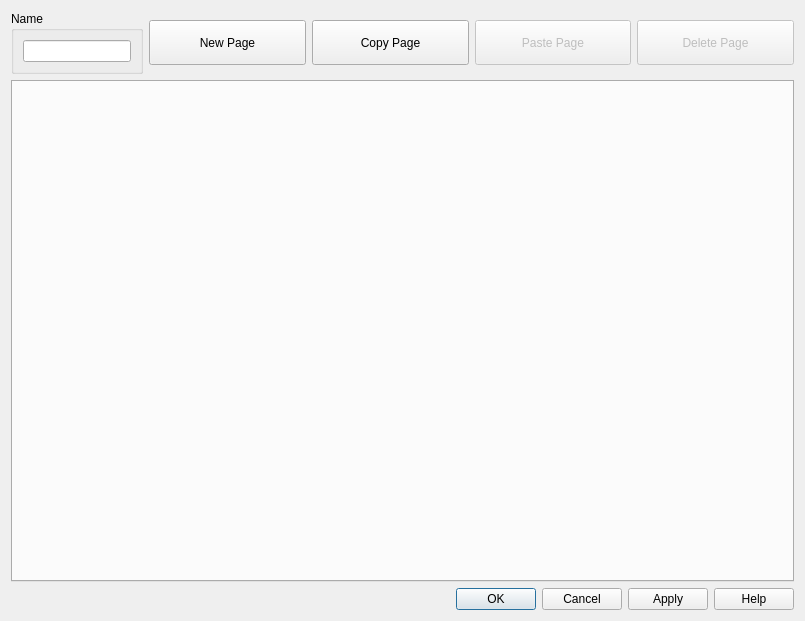
Above: src/dialogevent.ui from EasyRPG/Editor before the change. Below: the same form after it.
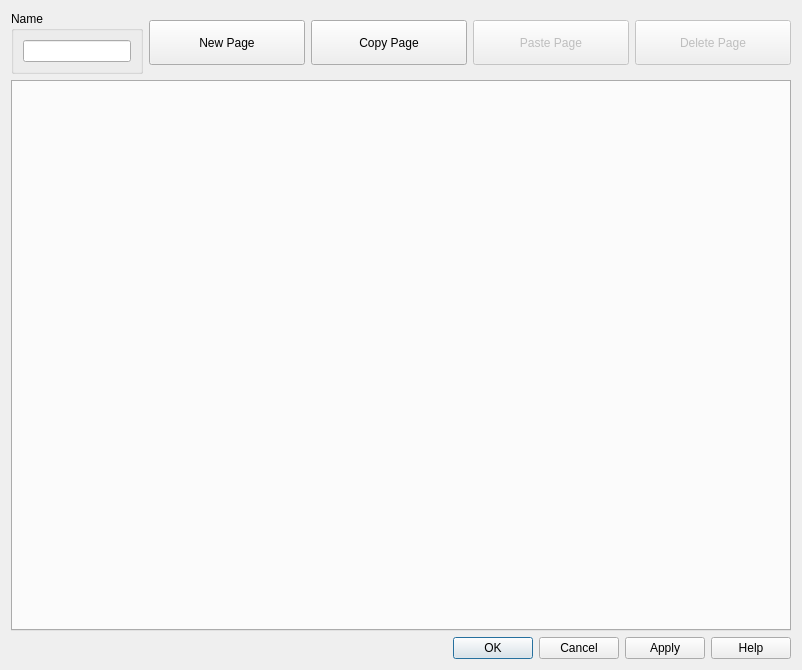
That is the form after the change.

The edit to the form file:
```diff
--- a/src/dialogevent.ui
+++ b/src/dialogevent.ui
@@ -6,27 +6,17 @@
    <rect>
     <x>0</x>
     <y>0</y>
-    <width>805</width>
-    <height>621</height>
+    <width>802</width>
+    <height>670</height>
    </rect>
   </property>
-  <property name="minimumSize">
-   <size>
-    <width>805</width>
-    <height>621</height>
-   </size>
-  </property>
-  <property name="maximumSize">
-   <size>
-    <width>805</width>
-    <height>621</height>
-   </size>
-  </property>
   <property name="windowTitle">
    <string>Event</string>
   </property>
-  <layout class="QGridLayout" name="gridLayout">
-   <item row="0" column="0">
+  <layout class="QVBoxLayout" name="verticalLayout">
+   <item>
+    <layout class="QHBoxLayout" name="horizontalLayout">
+     <item>
     <widget class="QGroupBox" name="groupBox">
      <property name="title">
       <string>Name</string>
@@ -38,7 +28,7 @@
      </layout>
     </widget>
    </item>
-   <item row="0" column="1">
+     <item>
     <widget class="QPushButton" name="pushNewPage">
      <property name="sizePolicy">
       <sizepolicy hsizetype="Minimum" vsizetype="Fixed">
@@ -57,7 +47,7 @@
      </property>
     </widget>
    </item>
-   <item row="0" column="2">
+     <item>
     <widget class="QPushButton" name="pushCopyPage">
      <property name="sizePolicy">
       <sizepolicy hsizetype="Minimum" vsizetype="Fixed">
@@ -76,7 +66,7 @@
      </property>
     </widget>
    </item>
-   <item row="0" column="3">
+     <item>
     <widget class="QPushButton" name="pushPastePage">
      <property name="enabled">
       <bool>false</bool>
@@ -98,7 +88,7 @@
      </property>
     </widget>
    </item>
-   <item row="0" column="4">
+     <item>
     <widget class="QPushButton" name="pushDeletePage">
      <property name="enabled">
       <bool>false</bool>
@@ -120,15 +110,20 @@
      </property>
     </widget>
    </item>
-   <item row="1" column="0" colspan="5">
+    </layout>
+   </item>
+   <item>
     <widget class="QTabWidget" name="tabEventPages">
      <property name="currentIndex">
       <number>-1</number>
      </property>
     </widget>
    </item>
-   <item row="2" column="0" colspan="5">
+   <item>
     <widget class="QDialogButtonBox" name="buttonBox">
+     <property name="orientation">
+      <enum>Qt::Horizontal</enum>
+     </property>
      <property name="standardButtons">
       <set>QDialogButtonBox::Apply|QDialogButtonBox::Cancel|QDialogButtonBox::Help|QDialogButtonBox::Ok</set>
      </property>
```
Left out of the diff: 37 changed lines with no effect on the pictures. Lines whose indentation alone changed are shown as unchanged.
